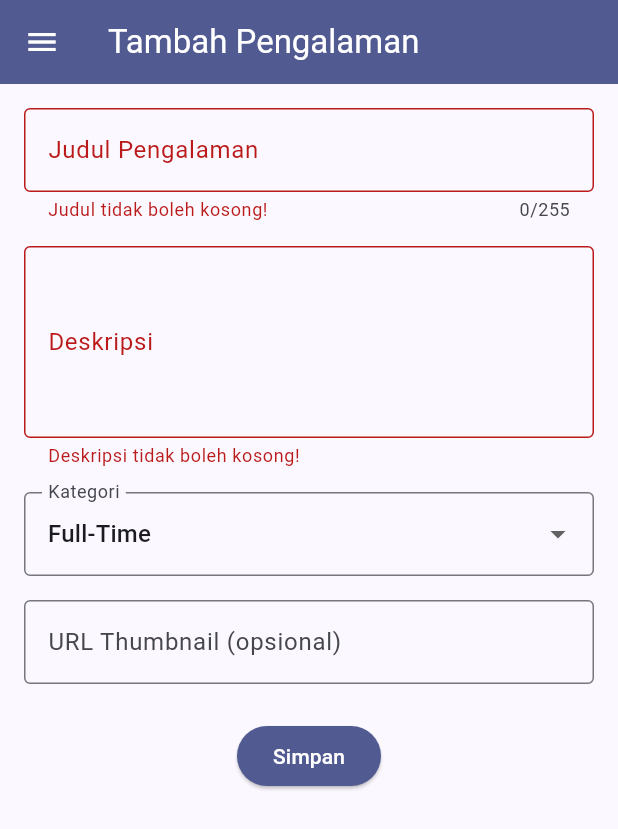
After one commit to muhammad-syamil/myportofolio_mobile, a Flutter app: the ExperienceFormPage screen opened directly, after a tap on "Simpan", on a phone screen of 412 x 824 dp. The commit adds this screen. Shown: the top 829 px of the screen. Run offline on Flutter 3.47's test engine with Material 3 defaults, Android fonts, the phone set to English and light mode, and no system bars.

Commit message:
Tugas Individu 8

```diff
--- /dev/null
+++ b/lib/screens/experience_form.dart
@@ -0,0 +1,193 @@
+import 'package:flutter/material.dart';
+import 'package:myportofolio_mobile/widgets/left_drawer.dart';
+
+class ExperienceFormPage extends StatefulWidget {
+  const ExperienceFormPage({super.key});
+
+  @override
+  State<ExperienceFormPage> createState() => _ExperienceFormPageState();
+}
+
+class _ExperienceFormPageState extends State<ExperienceFormPage> {
+  final _formKey = GlobalKey<FormState>();
+  final _titleController = TextEditingController();
+  final _descriptionController = TextEditingController();
+  final _thumbnailController = TextEditingController();
+
+  String _category = 'full-time';
+
+  static const _categories = {
+    'internship': 'Internship',
+    'research': 'Research',
+    'volunteer': 'Volunteer',
+    'part-time': 'Part-Time',
+    'full-time': 'Full-Time',
+    'freelance': 'Freelance',
+  };
+
+  @override
+  void dispose() {
+    _titleController.dispose();
+    _descriptionController.dispose();
+    _thumbnailController.dispose();
+    super.dispose();
+  }
+
+  String? _validateRequired(String? value, String label) {
+    if (value == null || value.trim().isEmpty) {
+      return '$label tidak boleh kosong!';
+    }
+    return null;
+  }
+
+  String? _validateThumbnail(String? value) {
+    final text = value?.trim() ?? '';
+    if (text.isEmpty) return null;
+
+    final uri = Uri.tryParse(text);
+    if (uri == null ||
+        !uri.hasAuthority ||
+        uri.host.isEmpty ||
+        (uri.scheme != 'http' && uri.scheme != 'https')) {
+      return 'Masukkan URL http:// atau https:// yang valid.';
+    }
+    return null;
+  }
+
+  void _showSummary() {
+    if (!_formKey.currentState!.validate()) return;
+
+    final title = _titleController.text.trim();
+    final description = _descriptionController.text.trim();
+    final thumbnail = _thumbnailController.text.trim();
+    final category = _categories[_category]!;
+
+    showDialog<void>(
+      context: context,
+      builder: (dialogContext) => AlertDialog(
+        title: const Text('Pengalaman berhasil ditambahkan!'),
+        content: SingleChildScrollView(
+          child: Column(
+            mainAxisSize: MainAxisSize.min,
+            crossAxisAlignment: CrossAxisAlignment.start,
+            children: [
+              Text('Judul: $title'),
+              Text('Deskripsi: $description'),
+              Text('Kategori: $category'),
+              Text('URL Thumbnail: ${thumbnail.isEmpty ? '-' : thumbnail}'),
+            ],
+          ),
+        ),
+        actions: [
+          TextButton(
+            onPressed: () {
+              Navigator.pop(dialogContext);
+              _formKey.currentState!.reset();
+              setState(() => _category = 'full-time');
+            },
+            child: const Text('OK'),
+          ),
+        ],
+      ),
+    );
+  }
+
+  @override
+  Widget build(BuildContext context) {
+    final primaryColor = Theme.of(context).colorScheme.primary;
+
+    return Scaffold(
+      appBar: AppBar(
+        title: const Text('Tambah Pengalaman'),
+        backgroundColor: primaryColor,
+        foregroundColor: Colors.white,
+      ),
+      drawer: const LeftDrawer(),
+      body: Form(
+        key: _formKey,
+        child: SingleChildScrollView(
+          padding: const EdgeInsets.all(16),
+          child: Column(
+            crossAxisAlignment: CrossAxisAlignment.stretch,
+            children: [
+              TextFormField(
+                controller: _titleController,
+                maxLength: 255,
+                textCapitalization: TextCapitalization.sentences,
+                decoration: const InputDecoration(
+                  labelText: 'Judul Pengalaman',
+                  hintText: 'Contoh: Asisten Dosen PBP',
+                  border: OutlineInputBorder(),
+                ),
+                validator: (value) {
+                  final requiredError = _validateRequired(value, 'Judul');
+                  if (requiredError != null) return requiredError;
+                  if (value!.trim().length > 255) {
+                    return 'Judul maksimal 255 karakter.';
+                  }
+                  return null;
+                },
+              ),
+              const SizedBox(height: 16),
+              TextFormField(
+                controller: _descriptionController,
+                maxLines: 4,
+                textCapitalization: TextCapitalization.sentences,
+                decoration: const InputDecoration(
+                  labelText: 'Deskripsi',
+                  hintText: 'Ceritakan pengalamanmu',
+                  border: OutlineInputBorder(),
+                ),
+                validator: (value) => _validateRequired(value, 'Deskripsi'),
+              ),
+              const SizedBox(height: 16),
+              DropdownButtonFormField<String>(
+                initialValue: 'full-time',
+                decoration: const InputDecoration(
+                  labelText: 'Kategori',
+                  border: OutlineInputBorder(),
+                ),
+                items: _categories.entries
+                    .map(
+                      (entry) => DropdownMenuItem(
+                        value: entry.key,
+                        child: Text(entry.value),
+                      ),
+                    )
+                    .toList(),
+                onChanged: (value) {
+                  if (value != null) _category = value;
+                },
+                validator: (value) => _categories.containsKey(value)
+                    ? null
+                    : 'Pilih kategori pengalaman.',
+              ),
+              const SizedBox(height: 16),
+              TextFormField(
+                controller: _thumbnailController,
+                keyboardType: TextInputType.url,
+                decoration: const InputDecoration(
+                  labelText: 'URL Thumbnail (opsional)',
+                  hintText: 'https://example.com/gambar.jpg',
+                  border: OutlineInputBorder(),
+                ),
+                validator: _validateThumbnail,
+              ),
+              const SizedBox(height: 24),
+              Center(
+                child: ElevatedButton(
+                  onPressed: _showSummary,
+                  style: ElevatedButton.styleFrom(
+                    backgroundColor: primaryColor,
+                    foregroundColor: Colors.white,
+                  ),
+                  child: const Text('Simpan'),
+                ),
+              ),
+            ],
+          ),
+        ),
+      ),
+    );
+  }
+}
--- a/lib/screens/menu.dart
+++ b/lib/screens/menu.dart
@@ -8,11 +8,14 @@ class MyHomePage extends StatelessWidget {
   static const items = [
     ItemHomepage('Lihat Proyek', Icons.folder, Colors.blue),
     ItemHomepage('Tambah Proyek', Icons.add_circle, Colors.green),
+    ItemHomepage('Tambah Pengalaman', Icons.work_outline, Colors.deepPurple),
     ItemHomepage('Logout', Icons.logout, Colors.red),
   ];
 
   @override
   Widget build(BuildContext context) {
+    final isNarrow = MediaQuery.sizeOf(context).width < 420;
+
     return Scaffold(
       appBar: AppBar(
         title: const Text(
@@ -49,7 +52,8 @@ class MyHomePage extends StatelessWidget {
             padding: const EdgeInsets.all(20),
             crossAxisSpacing: 10,
             mainAxisSpacing: 10,
-            crossAxisCount: 3,
+            crossAxisCount: isNarrow ? 2 : 3,
+            childAspectRatio: isNarrow ? 0.85 : 1.2,
             shrinkWrap: true,
             physics: const NeverScrollableScrollPhysics(),
             children: items.map((item) => ItemCard(item)).toList(),
--- a/lib/widgets/left_drawer.dart
+++ b/lib/widgets/left_drawer.dart
@@ -1,4 +1,5 @@
 import 'package:flutter/material.dart';
+import 'package:myportofolio_mobile/screens/experience_form.dart';
 import 'package:myportofolio_mobile/screens/menu.dart';
 import 'package:myportofolio_mobile/screens/project_form.dart';
 
@@ -57,6 +58,18 @@ class LeftDrawer extends StatelessWidget {
               );
             },
           ),
+          ListTile(
+            leading: const Icon(Icons.work_outline),
+            title: const Text('Add Experience'),
+            onTap: () {
+              Navigator.pushReplacement(
+                context,
+                MaterialPageRoute(
+                  builder: (context) => const ExperienceFormPage(),
+                ),
+              );
+            },
+          ),
         ],
       ),
     );
```
Also changed, not shown: lib/widgets/project_card.dart (+8 -0 lines), 2 other files.
